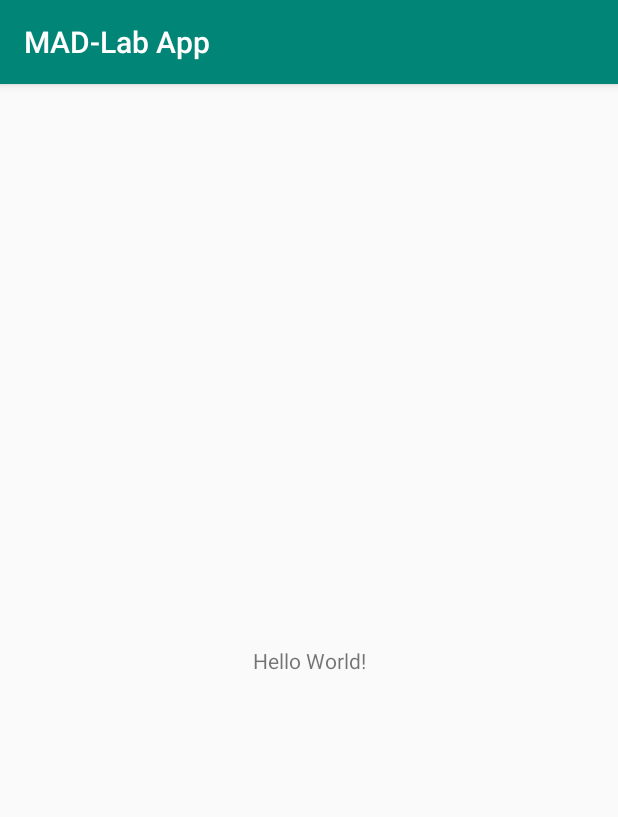
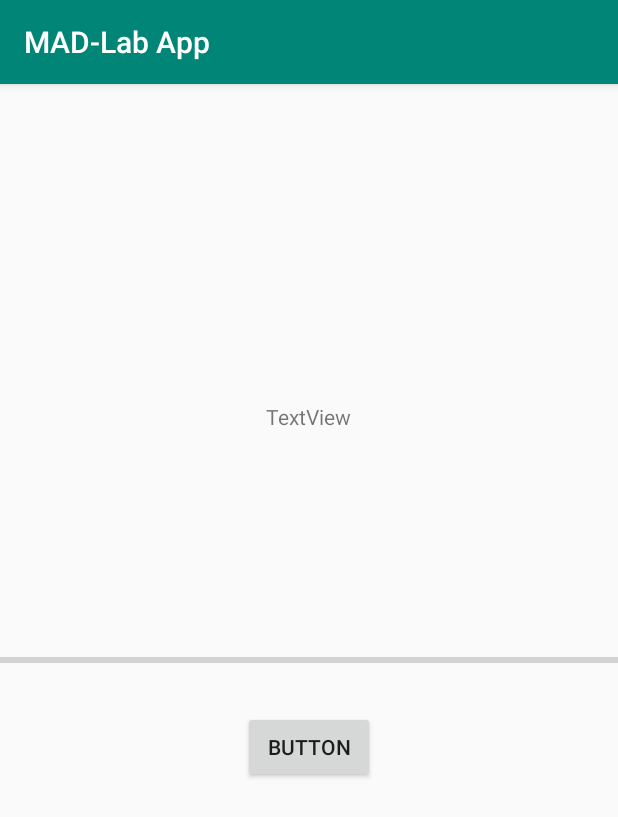
Before and after one commit to DroidFreak32/MADLabApps, an Android app: the screen it shows after launch (MainActivity), on a phone screen of 412 x 824 dp. Shown: the top 817 px of the screen. Run offline under Robolectric (Android 15) with nearby library versions, the phone set to English and light mode, and no system bars.

Commit message:
Add code for Progressbar AsyncTask

```diff
--- a/app/src/main/java/com/example/student/mad_labapp/MainActivity.java
+++ b/app/src/main/java/com/example/student/mad_labapp/MainActivity.java
@@ -1,13 +1,86 @@
 package com.example.student.mad_labapp;
 
+import android.annotation.SuppressLint;
+import android.os.AsyncTask;
+import android.os.Bundle;
 import android.support.v7.app.AppCompatActivity;
-import android.os.Bundle;
+import android.util.Log;
+import android.view.View;
+import android.widget.Button;
+import android.widget.ProgressBar;
+import android.widget.TextView;
 
 public class MainActivity extends AppCompatActivity {
+
+    ProgressBar pgsBar;
+    int i = 0;
+    TextView txtView;
 
     @Override
     protected void onCreate(Bundle savedInstanceState) {
         super.onCreate(savedInstanceState);
         setContentView(R.layout.activity_main);
+        pgsBar = findViewById(R.id.pBar);
+        txtView = findViewById(R.id.tView);
+        Button btn = findViewById(R.id.btnShow);
+        btn.setOnClickListener(new View.OnClickListener() {
+            @SuppressLint("StaticFieldLeak")
+            @Override
+            public void onClick(View v) {
+                pgsBar.setProgress(0);
+
+                new AsyncTask<String, Integer, String>() {
+                    @Override
+                    protected String doInBackground(String[] params) {
+                        int i = 0;
+                        int max = Integer.parseInt(params[0]);
+                        while (i < max) {
+                            try {
+                                Thread.sleep(100);
+                                i++;
+                                publishProgress(i);
+                            } catch (Exception ex) {
+                                Log.e("error", ex.toString());
+                            }
+                        }
+                        return null;
+                    }
+
+                    @Override
+                    protected void onProgressUpdate(Integer... values) {
+                        super.onProgressUpdate(values);
+                        pgsBar.setProgress(values[0]);
+                        txtView.setText(values[0].toString());
+                    }
+                }.execute("100");
+//                new MyClass().execute("100");
+            }
+        });
     }
+
+//    static class MyClass extends AsyncTask<String, Integer, String>{
+//
+//        @Override
+//        protected String doInBackground(String[] params) {
+//            int i = 0;
+//            int max = Integer.parseInt(params[0]);
+//            while(i < max) {
+//                try {
+//                    Thread.sleep(100);
+//                    i++;
+//                    publishProgress(i);
+//                } catch (Exception ex) {
+//                    Log.e("error", ex.toString());
+//                }
+//            }
+//            return null;
+//        }
+//        @Override
+//        protected void onProgressUpdate(Integer... values)
+//        {
+//            super.onProgressUpdate(values);
+//            pgsBar.setProgress(values[0]);
+//            txtView.setText(values[0].toString());
+//        }
+//    }
 }
--- a/app/src/main/res/layout/activity_main.xml
+++ b/app/src/main/res/layout/activity_main.xml
@@ -1,18 +1,33 @@
 <?xml version="1.0" encoding="utf-8"?>
-<android.support.constraint.ConstraintLayout xmlns:android="http://schemas.android.com/apk/res/android"
-    xmlns:app="http://schemas.android.com/apk/res-auto"
+<RelativeLayout xmlns:android="http://schemas.android.com/apk/res/android"
     xmlns:tools="http://schemas.android.com/tools"
     android:layout_width="match_parent"
     android:layout_height="match_parent"
     tools:context=".MainActivity">
 
+
     <TextView
+        android:id="@+id/tView"
         android:layout_width="wrap_content"
         android:layout_height="wrap_content"
-        android:text="Hello World!"
-        app:layout_constraintBottom_toBottomOf="parent"
-        app:layout_constraintLeft_toLeftOf="parent"
-        app:layout_constraintRight_toRightOf="parent"
-        app:layout_constraintTop_toTopOf="parent" />
+        android:layout_alignParentTop="true"
+        android:layout_centerHorizontal="true"
+        android:layout_marginTop="212dp"
+        android:text="TextView" />
 
-</android.support.constraint.ConstraintLayout>
+    <ProgressBar
+        android:id="@+id/pBar"
+        style="?android:attr/progressBarStyleHorizontal"
+        android:layout_width="match_parent"
+        android:layout_height="wrap_content"
+        android:layout_centerInParent="true" />
+
+    <Button
+        android:id="@+id/btnShow"
+        android:layout_width="wrap_content"
+        android:layout_height="wrap_content"
+        android:layout_alignTop="@+id/pBar"
+        android:layout_centerHorizontal="true"
+        android:layout_marginTop="42dp"
+        android:text="Button" />
+</RelativeLayout>
```
